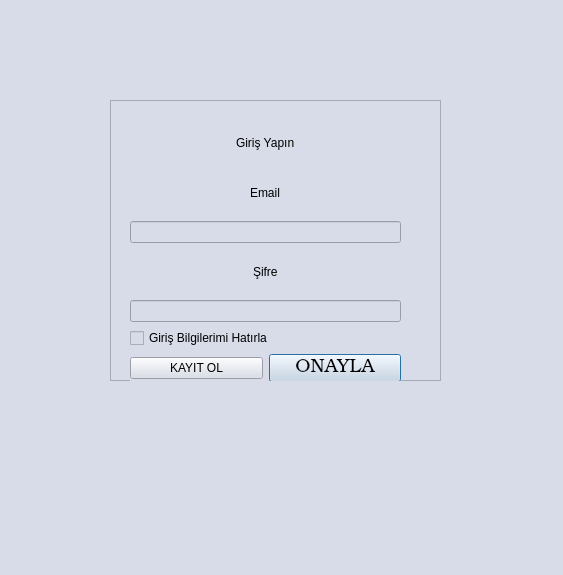
Qt form ui/auth.ui (OgiBalboa/E-Book_Cryptology) before a commit.
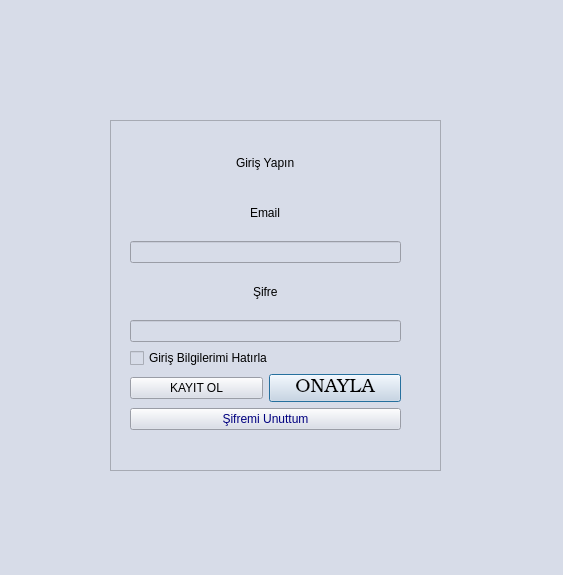
The same form after that commit. Icons and pictures are not drawn.

Commit message: "auth page"

Diff of the .ui file:
```diff
--- a/ui/auth.ui
+++ b/ui/auth.ui
@@ -49,9 +49,9 @@
      <property name="geometry">
       <rect>
        <x>80</x>
-       <y>100</y>
+       <y>120</y>
        <width>331</width>
-       <height>281</height>
+       <height>351</height>
       </rect>
      </property>
      <property name="frameShape">
```
The commit also changes 2 other files.
